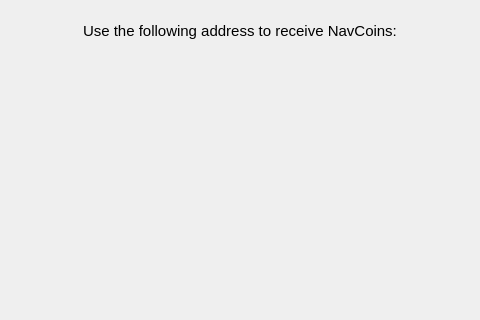
Qt form src/qt/getaddresstoreceive.ui (navcoin/navcoin-core) before a commit; both pictures show x 509 to 989 and y 0 to 320 of the 1497 by 558 pixel window.
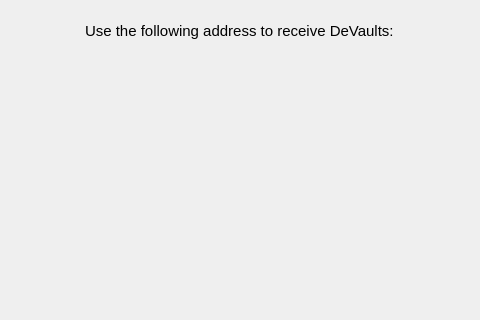
The same form after that commit. Custom widgets are drawn as their Qt base class.

Patch:
```diff
--- a/src/qt/getaddresstoreceive.ui
+++ b/src/qt/getaddresstoreceive.ui
@@ -67,7 +67,7 @@
           </font>
          </property>
          <property name="text">
-          <string>Use the following address to receive NavCoins:</string>
+          <string>Use the following address to receive DeVaults:</string>
          </property>
         </widget>
        </item>
```
